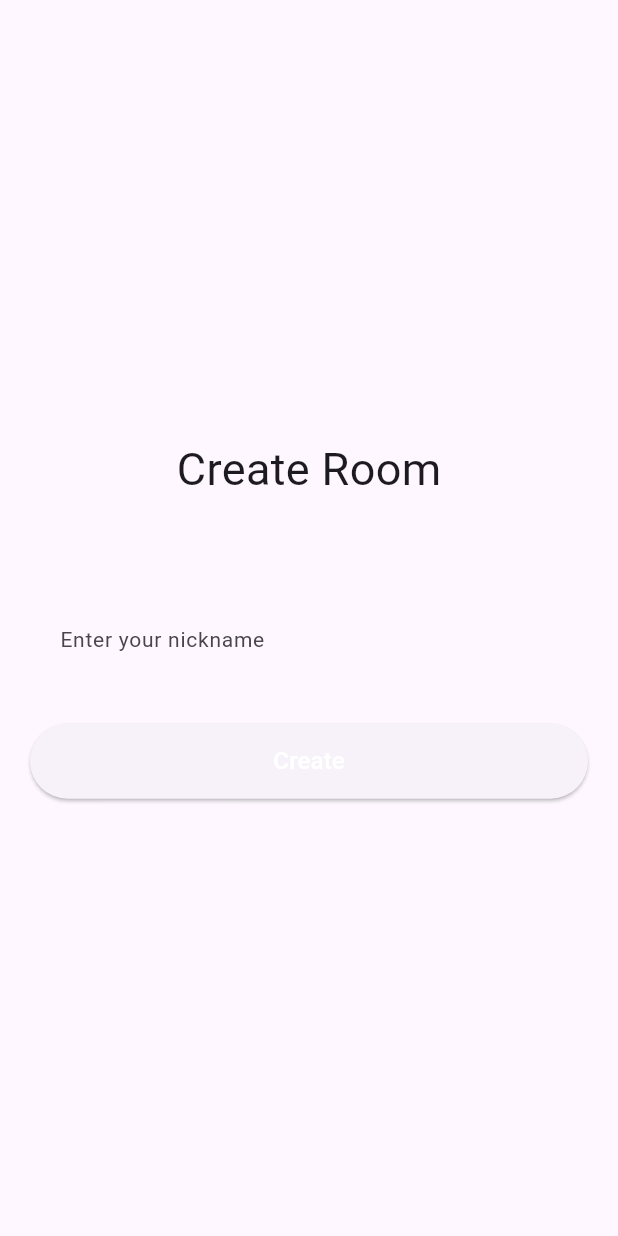
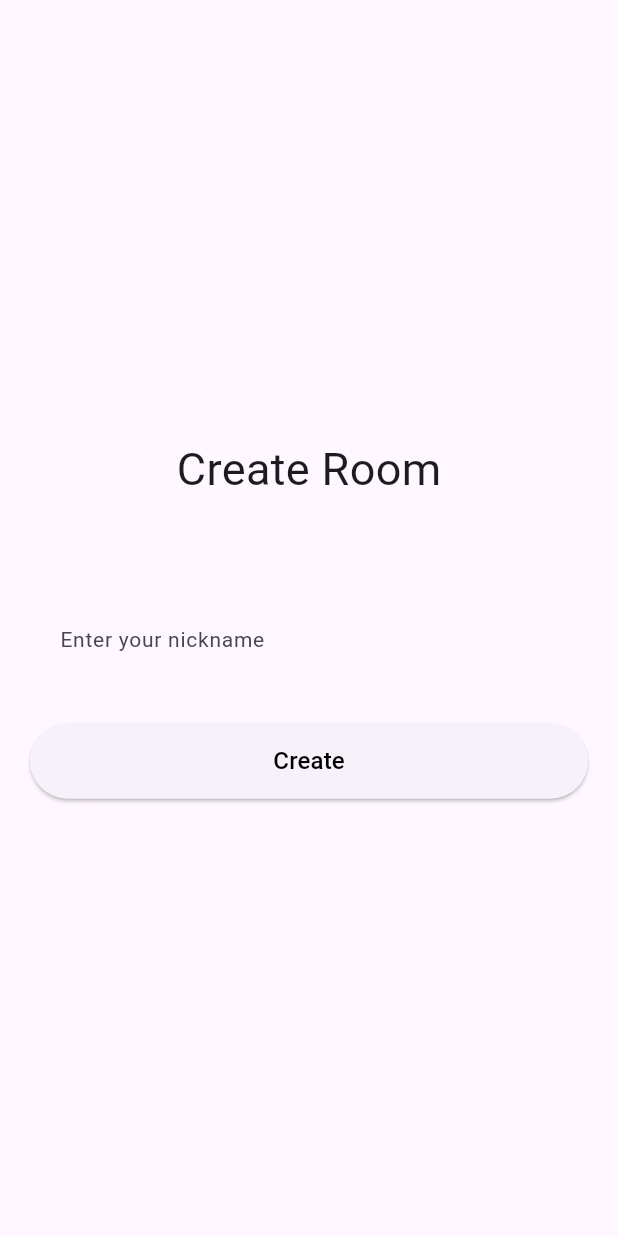
Before and after one commit to mihir-n25/type_racer_flutter2.0, a Flutter app: the CreateRoomScreen screen opened by its route, on a phone screen of 412 x 824 dp. Run offline on Flutter 3.47's test engine with Material 3 defaults, Android fonts, the phone set to English and light mode, and no system bars; our stand-ins replace socket_io_client; network calls fail.

Commit message:
bug solved

```diff
--- a/lib/utils/socket_client.dart
+++ b/lib/utils/socket_client.dart
@@ -5,7 +5,7 @@ class SocketClient {
   static SocketClient? _instance;
 
   SocketClient._internal() {
-    socket = IO.io('http://192.168.241.158:5000', <String, dynamic>{
+    socket = IO.io('http://192.168.241.93:5000', <String, dynamic>{
       'transports': ['websocket'],
       'autoConnect': false,
     });
--- a/lib/widgets/custom_button.dart
+++ b/lib/widgets/custom_button.dart
@@ -21,7 +21,7 @@ class CustomButton extends StatelessWidget {
         text,
         style: const TextStyle(
           fontSize: 16,
-          color: Colors.white,
+          color: Colors.black,
         ),
       ),
       style: ElevatedButton.styleFrom(
```
Also changed, not shown: 3 other files.
